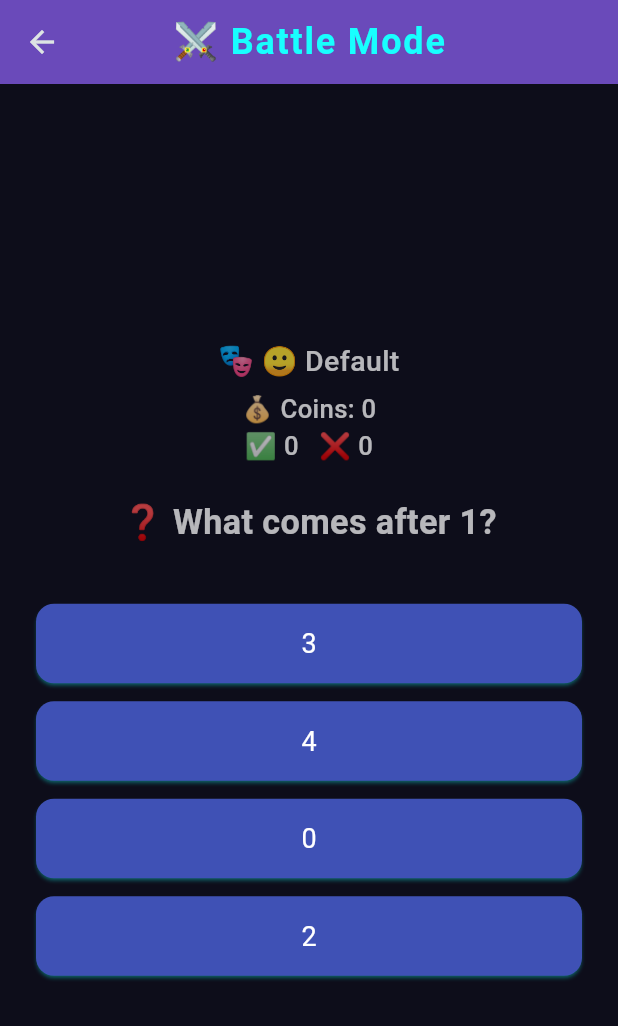
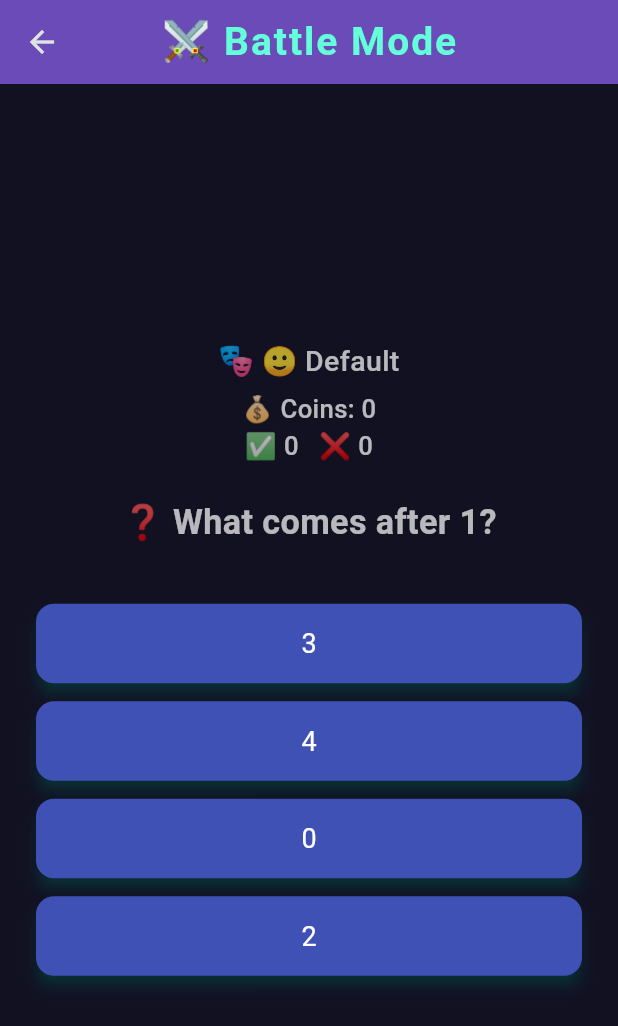
Before and after one commit to StingHub/intellex-lite, a Flutter app: the screen it shows after launch, after a tap on "⚔️ Enter Battle Arena", on a phone screen of 412 x 824 dp. Shown: the top 1026 px of the screen. Run offline on Flutter 3.47's test engine with Material 3 defaults, Android fonts, the light colour scheme and no system bars; Roboto replaces fonts that are missing (RobotoMono).

Commit message:
🔁 Update site with latest UI changes

```diff
--- a/lib/main.dart
+++ b/lib/main.dart
@@ -14,17 +14,18 @@ class IntellexApp extends StatelessWidget {
       title: 'Intellex: NEXTLEVEL',
       debugShowCheckedModeBanner: false,
       theme: ThemeData.dark().copyWith(
-        scaffoldBackgroundColor: const Color(0xFF0D0D1A),
-        primaryColor: Colors.indigoAccent,
+        scaffoldBackgroundColor: const Color(0xFF111122), // Deep soft background
+        primaryColor: Colors.tealAccent,
         appBarTheme: const AppBarTheme(
-          backgroundColor: Color(0xFF1A1A2E),
-          elevation: 5,
+          backgroundColor: Color(0xFF1C1C2D),
+          elevation: 6,
           centerTitle: true,
           titleTextStyle: TextStyle(
-            color: Colors.cyanAccent,
-            fontSize: 24,
+            color: Colors.tealAccent,
+            fontSize: 26,
             fontWeight: FontWeight.bold,
-            letterSpacing: 1.2,
+            fontFamily: 'RobotoMono',
+            letterSpacing: 1.3,
           ),
         ),
         textTheme: const TextTheme(
@@ -35,44 +36,51 @@ class IntellexApp extends StatelessWidget {
             fontFamily: 'RobotoMono',
           ),
           headlineSmall: TextStyle(
-            fontSize: 26,
-            color: Colors.cyanAccent,
+            fontSize: 28,
+            color: Colors.tealAccent,
             fontWeight: FontWeight.bold,
           ),
         ),
         colorScheme: ColorScheme.fromSeed(
-          seedColor: Colors.cyanAccent,
+          seedColor: Colors.tealAccent,
           brightness: Brightness.dark,
         ),
         elevatedButtonTheme: ElevatedButtonThemeData(
           style: ElevatedButton.styleFrom(
-            backgroundColor: Colors.deepPurple,
-            foregroundColor: Colors.white,
-            shadowColor: Colors.cyanAccent,
+            backgroundColor: Colors.tealAccent,
+            foregroundColor: Colors.black,
+            shadowColor: Colors.teal,
+            elevation: 4,
             textStyle: const TextStyle(
               fontSize: 20,
               fontWeight: FontWeight.bold,
-              letterSpacing: 1.1,
+              letterSpacing: 1.2,
+              fontFamily: 'RobotoMono',
             ),
-            shape: RoundedRectangleBorder(borderRadius: BorderRadius.circular(12)),
-            padding: const EdgeInsets.symmetric(vertical: 16, horizontal: 24),
+            shape: RoundedRectangleBorder(borderRadius: BorderRadius.all(Radius.circular(14))),
+            padding: const EdgeInsets.symmetric(vertical: 16, horizontal: 28),
           ),
         ),
         outlinedButtonTheme: OutlinedButtonThemeData(
           style: OutlinedButton.styleFrom(
-            side: const BorderSide(color: Colors.amberAccent),
+            side: const BorderSide(color: Colors.amberAccent, width: 2),
             foregroundColor: Colors.amberAccent,
             shape: RoundedRectangleBorder(borderRadius: BorderRadius.circular(10)),
-            textStyle: const TextStyle(fontSize: 18, fontWeight: FontWeight.w600),
+            textStyle: const TextStyle(
+              fontSize: 18,
+              fontWeight: FontWeight.w600,
+              fontFamily: 'RobotoMono',
+            ),
           ),
         ),
       ),
-      themeAnimationCurve: Curves.easeInOutExpo,
+      themeAnimationCurve: Curves.easeInOutCubicEmphasized,
       themeAnimationDuration: const Duration(milliseconds: 500),
       home: const HomeScreen(),
     );
   }
 }
+
 
 
 class GameData {
```
